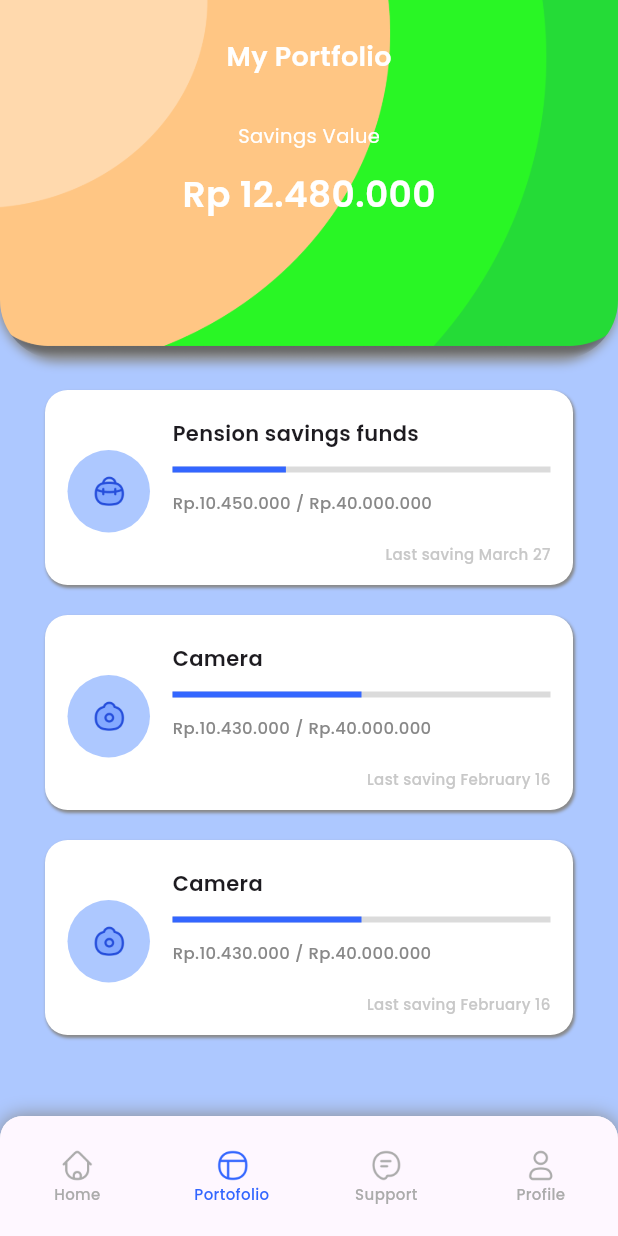
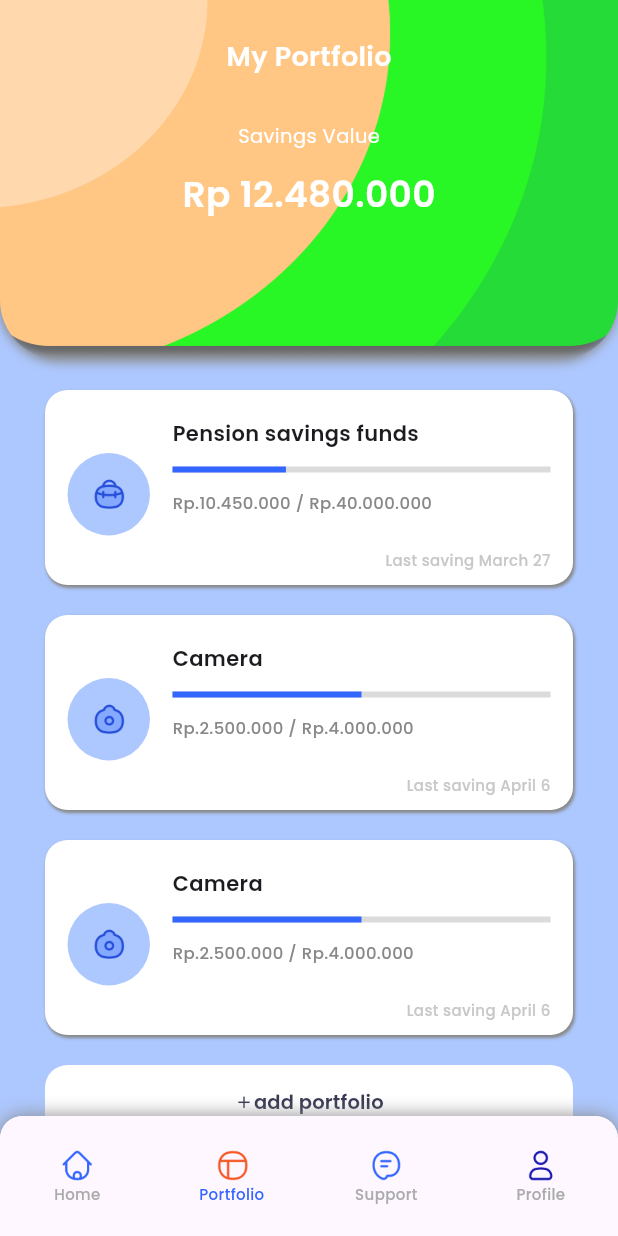
Before and after one commit to Pramango/21102082_S1IFti3_ppb2324-2, a Flutter app: the MainPage screen opened by its route, item 2 of the bottom bar chosen, on a phone screen of 412 x 824 dp. Run offline on Flutter 3.47's test engine with Material 3 defaults, Android fonts, the phone set to English and light mode, and no system bars; drawn by our look-alikes of percent_indicator; our stand-ins replace bloc, equatable, flutter_bloc, google_fonts.

Commit message:
Project Saving App Telah selesai

```diff
--- a/praktikum_07/saving_app_lanjutan/lib/pages/main_page.dart
+++ b/praktikum_07/saving_app_lanjutan/lib/pages/main_page.dart
@@ -72,7 +72,7 @@ class _MainPageState extends State<MainPage> {
                 child: Image.asset(
                   'assets/icons/home.png',
                   width: 24,
-                  color: _selectedIndex == 0 ? kBlueRibbon : kDarkGray,
+                  color: _selectedIndex == 0 ? kEgyptianBlue : kBlueRibbon,
                 ),
               ),
               label: 'Home',
@@ -80,19 +80,19 @@ class _MainPageState extends State<MainPage> {
             BottomNavigationBarItem(
               icon: Container(
                 child: Image.asset(
-                  'assets/icons/portofolio.png',
+                  'assets/icons/portfolio.png',
                   width: 24,
-                  color: _selectedIndex == 1 ? kBlueRibbon : kDarkGray,
+                  color: _selectedIndex == 1 ? kOrange : kBlueRibbon,
                 ),
               ),
-              label: 'Portofolio',
+              label: 'Portfolio',
             ),
             BottomNavigationBarItem(
               icon: Container(
                 child: Image.asset(
                   'assets/icons/support.png',
                   width: 24,
-                  color: _selectedIndex == 2 ? kBlueRibbon : kDarkGray,
+                  color: _selectedIndex == 2 ? kRed : kBlueRibbon,
                 ),
               ),
               label: 'Support',
@@ -102,7 +102,7 @@ class _MainPageState extends State<MainPage> {
                 child: Image.asset(
                   'assets/icons/profile.png',
                   width: 24,
-                  color: _selectedIndex == 3 ? kBlueRibbon : kDarkGray,
+                  color: _selectedIndex == 3 ? kBlueRibbon : kEgyptianBlue,
                 ),
               ),
               label: 'Profile',
--- a/praktikum_07/saving_app_lanjutan/lib/pages/portfolio/portfolio_page.dart
+++ b/praktikum_07/saving_app_lanjutan/lib/pages/portfolio/portfolio_page.dart
@@ -70,17 +70,41 @@ class PortfolioPage extends StatelessWidget {
               'Rp.10.450.000 / Rp.40.000.000',
               'Last saving March 27'),
           _portfolioCardList('assets/icons/camera.png', 'Camera', 0.5,
-              'Rp.10.430.000 / Rp.40.000.000', 'Last saving February 16'),
+              'Rp.2.500.000 / Rp.4.000.000', 'Last saving April 6'),
           _portfolioCardList('assets/icons/camera.png', 'Camera', 0.5,
-              'Rp.10.430.000 / Rp.40.000.000', 'Last saving February 16'),
+              'Rp.2.500.000 / Rp.4.000.000', 'Last saving April 6'),
           Container(
             margin: EdgeInsets.symmetric(
               vertical: 20,
               horizontal: 30,
             ),
             child: TextButton(
-              onPressed: (){},
-              child: Row(),
+              onPressed: () {},
+              child: Row(
+                mainAxisAlignment: MainAxisAlignment.center,
+                children: [
+                  Icon(
+                    Icons.add,
+                    size: 13,
+                    color: kLuckyBlue,
+                  ),
+                  Text(
+                    'add portfolio',
+                    style: kButton2.copyWith(
+                        color: kLuckyBlue, fontWeight: FontWeight.w600),
+                  ),
+                ],
+              ),
+              style: TextButton.styleFrom(
+                backgroundColor: kWhite,
+                padding: EdgeInsets.symmetric(vertical: 15),
+                shape: RoundedRectangleBorder(
+                  borderRadius: BorderRadius.all(
+                    Radius.circular(15),
+                  ),
+                ),
+                elevation: 4,
+              ),
             ),
           )
         ],
@@ -101,7 +125,7 @@ class PortfolioPage extends StatelessWidget {
         right: 30,
         top: 20,
       ),
-      padding: EdgeInsets.fromLTRB(15, 19, 15, 14),
+      padding: EdgeInsets.fromLTRB(15, 19, 15, 10),
       constraints: BoxConstraints.expand(
         height: 130,
       ),
--- a/praktikum_07/saving_app_lanjutan/lib/styles/colors.dart
+++ b/praktikum_07/saving_app_lanjutan/lib/styles/colors.dart
@@ -5,13 +5,13 @@ const Color kBlueRibbon = Color(0xFF3366FF);
 const Color kNightBlack = Color(0xFF2C2C2C);
 const Color kBlack = Color(0xFF000000);
 const Color kMatterhornBlack = Color(0xFF525252);
-const Color kNobelGray = Color(0xFF9F9F9F);
+const Color kRed = Color(0xFFDC1C1C);
 const Color kLightGray = Color(0xFFC8C8C8);
 const Color kSuvaGray = Color(0xFF868686);
 const Color kGray = Color(0xFF888888);
 const Color kDarkGray = Color(0xFFABABAB);
 const Color kWhite = Color(0xFFFFFFFF);
-const Color kEgyptianBlue = Color(0xFF182693);
+const Color kEgyptianBlue = Color(0xFF1A1AB1);
 const Color kLuckyBlue = Color(0xFF363853);
 const Color kTropicalBlue = Color(0xFFADC8FF);
 const Color kTreeGreen = Color(0xFF6ED097);
```
Also changed, not shown: praktikum_07/saving_app_lanjutan/assets/icons/portfolio.png (added).
